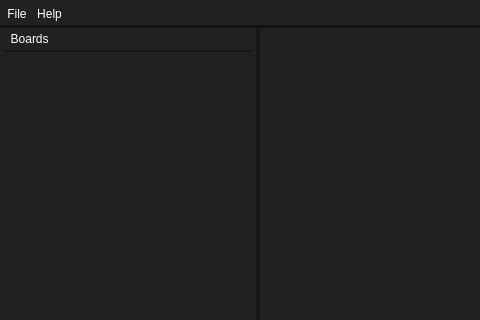
Above: ui/MainWindow.ui from ly621000/4QT before the change; both pictures show x 0 to 480 and y 0 to 320 of the 1078 by 609 pixel window. Below: the same form after it.
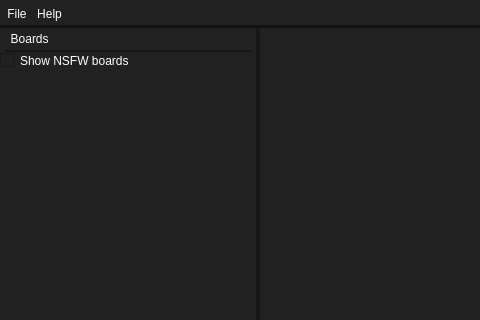
That is the form after the change.

Commit message: Added a button and a way to show/hide NSFW boards

Diff of the .ui file:
```diff
--- a/ui/MainWindow.ui
+++ b/ui/MainWindow.ui
@@ -300,6 +300,13 @@
        </property>
       </widget>
      </item>
+     <item>
+      <widget class="QCheckBox" name="nsfw">
+       <property name="text">
+        <string>Show NSFW boards</string>
+       </property>
+      </widget>
+     </item>
      <item>
       <widget class="QListWidget" name="listView_2">
        <property name="styleSheet">
```
Left out of the diff: 3 changed lines with no effect on the pictures. The commit also changes 6 other files.
